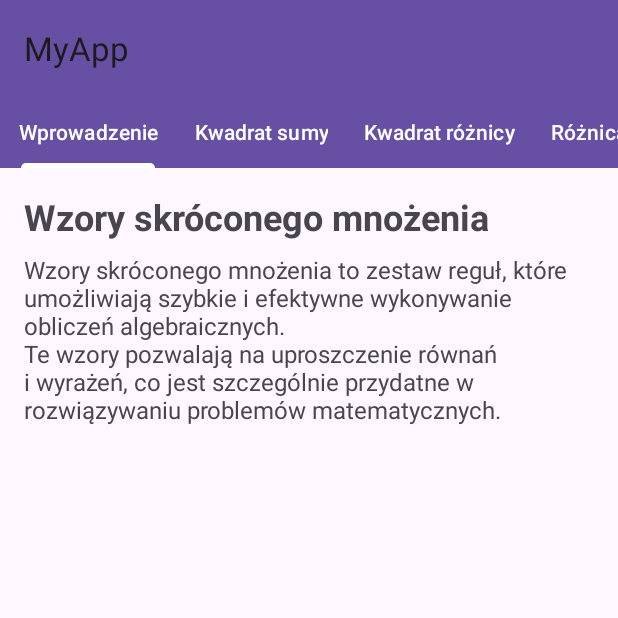
After one commit to Kamilo1/MathCourse, an Android app: the LessonActivity screen opened directly, with no data from a screen before it, on a phone screen of 412 x 824 dp, the top half of it. The commit adds this screen. Run offline under Robolectric (Android 15) with nearby library versions, the phone set to English and light mode, and no system bars.

Commit message:
add lesson

```diff
--- a/app/build.gradle.kts
+++ b/app/build.gradle.kts
@@ -1,3 +1,5 @@
+import org.jetbrains.kotlin.storage.CacheResetOnProcessCanceled.enabled
+
 plugins {
     id("com.android.application")
     id("org.jetbrains.kotlin.android")
--- a/app/src/main/AndroidManifest.xml
+++ b/app/src/main/AndroidManifest.xml
@@ -13,6 +13,7 @@
         android:theme="@style/Theme.Lab01"
         tools:targetApi="31">
         <activity android:name="pl.wsei.pam.AuthorsActivity" />
+        <activity android:name="pl.wsei.pam.LessonActivity" />
         <activity
             android:name="pl.wsei.pam.MainActivity"
             android:exported="true">
--- /dev/null
+++ b/app/src/main/java/pl/wsei/pam/LessonActivity.kt
@@ -0,0 +1,54 @@
+package pl.wsei.pam
+
+import android.os.Bundle
+import androidx.appcompat.app.AppCompatActivity
+import androidx.fragment.app.Fragment
+import androidx.fragment.app.FragmentManager
+import androidx.fragment.app.FragmentPagerAdapter
+import androidx.viewpager.widget.ViewPager
+import com.google.android.material.tabs.TabLayout
+import pl.wsei.pam.lab01.R
+class LessonActivity : AppCompatActivity() {
+
+    override fun onCreate(savedInstanceState: Bundle?) {
+        super.onCreate(savedInstanceState)
+        setContentView(R.layout.activity_lesson)
+        setSupportActionBar(findViewById(R.id.toolbar))
+
+        val viewPager: ViewPager = findViewById(R.id.viewPager)
+        val tabLayout: TabLayout = findViewById(R.id.tabLayout)
+
+        val pagerAdapter = LessonPagerAdapter(supportFragmentManager)
+        viewPager.adapter = pagerAdapter
+        tabLayout.setupWithViewPager(viewPager)
+    }
+
+    class LessonPagerAdapter(fm: FragmentManager) : FragmentPagerAdapter(fm) {
+        private val slideTitles = arrayOf("Wprowadzenie", "Kwadrat sumy", "Kwadrat różnicy", "Różnica kwadratów")
+        override fun getCount(): Int = slideTitles.size
+
+        override fun getItem(position: Int): Fragment {
+            return when (position) {
+                0 -> SlideFragment.newInstance(
+                    "Wzory skróconego mnożenia",
+                    "Wzory skróconego mnożenia to zestaw reguł, które umożliwiają szybkie i efektywne wykonywanie obliczeń algebraicznych.\nTe wzory pozwalają na uproszczenie równań i wyrażeń, co jest szczególnie przydatne w rozwiązywaniu problemów matematycznych."
+                )
+                1 -> SlideFragment.newInstance(
+                    "(a + b)² = a² + 2ab + b²",
+                    "Definicja: Wzór ten pokazuje, jak rozwinąć kwadrat sumy dwóch liczb.\nPrzykład: Rozwiń (x + 3)².\nx² + 2x3 + 3² = x² + 6x + 9\nIlustracja: Pokaż diagram ilustrujący rozkład kwadratu sumy na poszczególne części."
+                )
+                2 -> SlideFragment.newInstance(
+                    "(a - b)² = a² - 2ab + b²",
+                    "Definicja: Wzór ten pokazuje, jak rozwinąć kwadrat różnicy dwóch liczb.\nPrzykład: Rozwiń (x - 4)².\nx² - 2x4 + 4² = x² - 8x + 16\nIlustracja: Pokaż diagram ilustrujący rozkład kwadratu różnicy na poszczególne części."
+                )
+                3 -> SlideFragment.newInstance(
+                    "a² - b² = (a + b)(a - b)",
+                    "Definicja: Wzór ten pozwala rozłożyć różnicę kwadratów na iloczyn dwóch wyrażeń.\nPrzykład: Rozłóż x² - 9.\n(x + 3)(x - 3)\nIlustracja: Pokaż diagram ilustrujący rozkład różnicy kwadratów na poszczególne części."
+                )
+                else -> throw IllegalStateException("Unexpected position: $position")
+            }
+        }
+
+        override fun getPageTitle(position: Int): CharSequence? = slideTitles[position]
+    }
+}
--- a/app/src/main/java/pl/wsei/pam/MainActivity.kt
+++ b/app/src/main/java/pl/wsei/pam/MainActivity.kt
@@ -17,12 +17,14 @@ import androidx.recyclerview.widget.LinearLayoutManager
 import com.google.android.material.navigation.NavigationView
 import pl.wsei.pam.lab01.databinding.ActivityMainBinding
 import pl.wsei.pam.lab01.R
-
 class MainActivity : AppCompatActivity(), NavigationView.OnNavigationItemSelectedListener {
 
     private lateinit var binding: ActivityMainBinding
     private val viewModel: MainViewModel by viewModels()
-    private val topicsAdapter = TopicsAdapter()
+    private val topicsAdapter = TopicsAdapter { topic ->
+        val intent = Intent(this, LessonActivity::class.java)
+        startActivity(intent)
+    }
     private lateinit var drawerLayout: DrawerLayout
     private lateinit var toggle: ActionBarDrawerToggle
 
@@ -32,7 +34,7 @@ class MainActivity : AppCompatActivity(), NavigationView.OnNavigationItemSelecte
         binding.viewModel = viewModel
         binding.lifecycleOwner = this
 
-
+        // Setup Toolbar
         setSupportActionBar(binding.toolbar)
         drawerLayout = binding.drawerLayout
         toggle = ActionBarDrawerToggle(this, drawerLayout, binding.toolbar, R.string.navigation_drawer_open, R.string.navigation_drawer_close)
@@ -41,16 +43,16 @@ class MainActivity : AppCompatActivity(), NavigationView.OnNavigationItemSelecte
 
         binding.navigationView.setNavigationItemSelectedListener(this)
 
-
+        // Setup RecyclerView
         binding.topicsRecyclerView.layoutManager = LinearLayoutManager(this)
         binding.topicsRecyclerView.adapter = topicsAdapter
 
-
+        // Observe topics data
         viewModel.topics.observe(this, Observer { topics ->
             topicsAdapter.submitList(topics)
         })
 
-
+        // Handle spinner item selection
         binding.departmentSpinner.onItemSelectedListener = object : AdapterView.OnItemSelectedListener {
             override fun onItemSelected(parent: AdapterView<*>, view: View?, position: Int, id: Long) {
                 val selectedDepartment = parent.getItemAtPosition(position).toString()
@@ -60,7 +62,7 @@ class MainActivity : AppCompatActivity(), NavigationView.OnNavigationItemSelecte
             override fun onNothingSelected(parent: AdapterView<*>) {}
         }
 
-
+        // Initialize spinner with data
         val departmentsAdapter = ArrayAdapter(this, R.layout.spinner_item, viewModel.departments.value!!)
         departmentsAdapter.setDropDownViewResource(android.R.layout.simple_spinner_dropdown_item)
         binding.departmentSpinner.adapter = departmentsAdapter
@@ -69,14 +71,13 @@ class MainActivity : AppCompatActivity(), NavigationView.OnNavigationItemSelecte
     override fun onNavigationItemSelected(item: MenuItem): Boolean {
         when (item.itemId) {
             R.id.nav_home -> {
-                val intent = Intent(this, MainActivity::class.java)
-                startActivity(intent)
+                // Handle Home action
             }
             R.id.nav_settings -> {
-
+                // Handle Settings action
             }
             R.id.nav_about -> {
-
+                // Handle About action
             }
             R.id.nav_authors -> {
                 val intent = Intent(this, AuthorsActivity::class.java)
--- a/app/src/main/java/pl/wsei/pam/MainViewModel.kt
+++ b/app/src/main/java/pl/wsei/pam/MainViewModel.kt
@@ -9,8 +9,8 @@ class MainViewModel : ViewModel() {
 
     fun updateTopics(department: String) {
         topics.value = when (department) {
+            "Algebra" -> listOf("Wzory skróconego mnożenia", "Quadratic Equations", "Polynomials")
             "Arithmetic" -> listOf("Addition", "Subtraction", "Multiplication", "Division")
-            "Algebra" -> listOf("Linear Equations", "Quadratic Equations", "Polynomials")
             "Geometry" -> listOf("Triangles", "Circles", "Angles")
             "Calculus" -> listOf("Limits", "Derivatives", "Integrals")
             else -> emptyList()
--- /dev/null
+++ b/app/src/main/java/pl/wsei/pam/SlideFragment.kt
@@ -0,0 +1,43 @@
+package pl.wsei.pam
+
+import android.os.Bundle
+import androidx.fragment.app.Fragment
+import android.view.LayoutInflater
+import android.view.View
+import android.view.ViewGroup
+import android.widget.TextView
+import pl.wsei.pam.lab01.R
+
+class SlideFragment : Fragment() {
+
+    companion object {
+        private const val ARG_TITLE = "title"
+        private const val ARG_CONTENT = "content"
+
+        fun newInstance(title: String, content: String): SlideFragment {
+            val fragment = SlideFragment()
+            val args = Bundle()
+            args.putString(ARG_TITLE, title)
+            args.putString(ARG_CONTENT, content)
+            fragment.arguments = args
+            return fragment
+        }
+    }
+
+    override fun onCreateView(
+        inflater: LayoutInflater, container: ViewGroup?,
+        savedInstanceState: Bundle?
+    ): View? {
+        val view = inflater.inflate(R.layout.fragment_slide, container, false)
+        val titleTextView: TextView = view.findViewById(R.id.titleTextView)
+        val contentTextView: TextView = view.findViewById(R.id.contentTextView)
+
+        val title = arguments?.getString(ARG_TITLE)
+        val content = arguments?.getString(ARG_CONTENT)
+
+        titleTextView.text = title
+        contentTextView.text = content
+
+        return view
+    }
+}
--- a/app/src/main/java/pl/wsei/pam/TopicsAdapter.kt
+++ b/app/src/main/java/pl/wsei/pam/TopicsAdapter.kt
@@ -6,8 +6,7 @@ import android.view.ViewGroup
 import android.widget.TextView
 import androidx.recyclerview.widget.RecyclerView
 import pl.wsei.pam.lab01.R
-
-class TopicsAdapter : RecyclerView.Adapter<TopicsAdapter.TopicViewHolder>() {
+class TopicsAdapter(private val onClick: (String) -> Unit) : RecyclerView.Adapter<TopicsAdapter.TopicViewHolder>() {
 
     private var topics: List<String> = emptyList()
 
@@ -18,7 +17,7 @@ class TopicsAdapter : RecyclerView.Adapter<TopicsAdapter.TopicViewHolder>() {
 
     override fun onCreateViewHolder(parent: ViewGroup, viewType: Int): TopicViewHolder {
         val view = LayoutInflater.from(parent.context).inflate(R.layout.item_topic, parent, false)
-        return TopicViewHolder(view)
+        return TopicViewHolder(view, onClick)
     }
 
     override fun onBindViewHolder(holder: TopicViewHolder, position: Int) {
@@ -27,11 +26,14 @@ class TopicsAdapter : RecyclerView.Adapter<TopicsAdapter.TopicViewHolder>() {
 
     override fun getItemCount(): Int = topics.size
 
-    class TopicViewHolder(itemView: View) : RecyclerView.ViewHolder(itemView) {
+    class TopicViewHolder(itemView: View, private val onClick: (String) -> Unit) : RecyclerView.ViewHolder(itemView) {
         private val textView: TextView = itemView.findViewById(R.id.topicTextView)
 
         fun bind(topic: String) {
             textView.text = topic
+            itemView.setOnClickListener {
+                onClick(topic)
+            }
         }
     }
 }
--- /dev/null
+++ b/app/src/main/res/layout/activity_lesson.xml
@@ -0,0 +1,31 @@
+<?xml version="1.0" encoding="utf-8"?>
+<LinearLayout xmlns:android="http://schemas.android.com/apk/res/android"
+    xmlns:app="http://schemas.android.com/apk/res-auto"
+    xmlns:tools="http://schemas.android.com/tools"
+    android:orientation="vertical"
+    android:layout_width="match_parent"
+    android:layout_height="match_parent">
+
+    <androidx.appcompat.widget.Toolbar
+        android:id="@+id/toolbar"
+        android:layout_width="match_parent"
+        android:layout_height="?attr/actionBarSize"
+        android:background="?attr/colorPrimary" />
+
+    <com.google.android.material.tabs.TabLayout
+        android:id="@+id/tabLayout"
+        android:layout_width="match_parent"
+        android:layout_height="wrap_content"
+        android:background="?attr/colorPrimary"
+        app:tabIndicatorColor="@android:color/white"
+        app:tabSelectedTextColor="@android:color/white"
+        app:tabTextColor="@android:color/white"
+        app:tabMode="scrollable"/>
+
+    <androidx.viewpager.widget.ViewPager
+        android:id="@+id/viewPager"
+        android:layout_width="match_parent"
+        android:layout_height="match_parent"
+        app:layout_behavior="@string/appbar_scrolling_view_behavior" />
+
+</LinearLayout>
--- /dev/null
+++ b/app/src/main/res/layout/fragment_slide.xml
@@ -0,0 +1,22 @@
+<?xml version="1.0" encoding="utf-8"?>
+<LinearLayout xmlns:android="http://schemas.android.com/apk/res/android"
+    android:layout_width="match_parent"
+    android:layout_height="match_parent"
+    android:orientation="vertical"
+    android:padding="16dp">
+
+    <TextView
+        android:id="@+id/titleTextView"
+        android:layout_width="wrap_content"
+        android:layout_height="wrap_content"
+        android:textSize="24sp"
+        android:textStyle="bold"
+        android:layout_marginBottom="8dp" />
+
+    <TextView
+        android:id="@+id/contentTextView"
+        android:layout_width="wrap_content"
+        android:layout_height="wrap_content"
+        android:textSize="16sp" />
+
+</LinearLayout>
```
